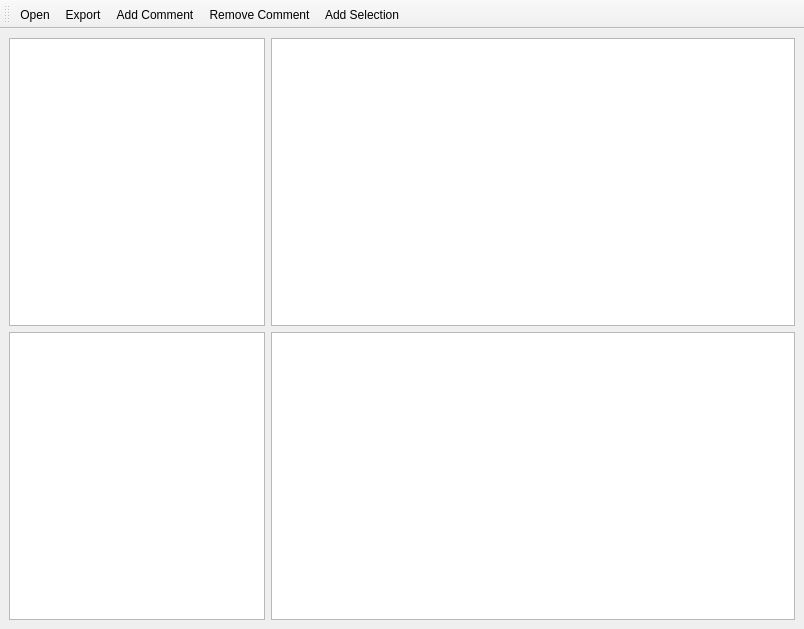
Above: gui/ui_MainWindow.ui from arneboe/codecomment before the change. Below: the same form after it.
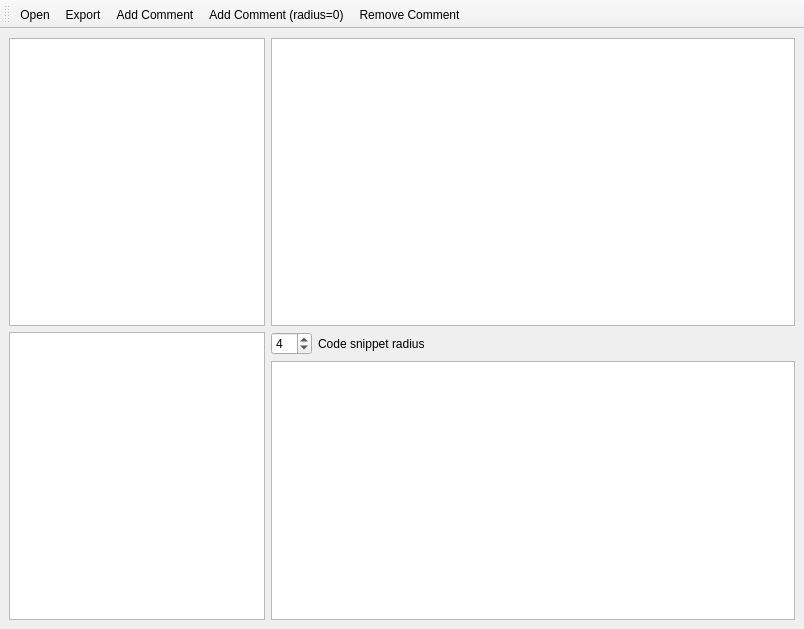
That is the form after the change.

Commit message: Added radius and simplified gui

Patch:
```diff
--- a/gui/ui_MainWindow.ui
+++ b/gui/ui_MainWindow.ui
@@ -24,9 +24,6 @@
         </property>
        </widget>
       </item>
-      <item row="1" column="1">
-       <widget class="QPlainTextEdit" name="plainTextEditComment"/>
-      </item>
       <item row="1" column="0">
        <layout class="QVBoxLayout" name="verticalLayout">
         <item>
@@ -51,6 +48,34 @@
         </property>
        </widget>
       </item>
+      <item row="1" column="1">
+       <layout class="QVBoxLayout" name="verticalLayout_2">
+        <item>
+         <layout class="QFormLayout" name="formLayout">
+          <property name="fieldGrowthPolicy">
+           <enum>QFormLayout::AllNonFixedFieldsGrow</enum>
+          </property>
+          <item row="0" column="0">
+           <widget class="QSpinBox" name="spinBoxRadius">
+            <property name="value">
+             <number>4</number>
+            </property>
+           </widget>
+          </item>
+          <item row="0" column="1">
+           <widget class="QLabel" name="label">
+            <property name="text">
+             <string>Code snippet radius</string>
+            </property>
+           </widget>
+          </item>
+         </layout>
+        </item>
+        <item>
+         <widget class="QPlainTextEdit" name="plainTextEditComment"/>
+        </item>
+       </layout>
+      </item>
      </layout>
     </item>
    </layout>
@@ -68,8 +93,8 @@
    <addaction name="actionOpen"/>
    <addaction name="actionExport"/>
    <addaction name="actionAdd_Comment"/>
+   <addaction name="actionAdd_Comment_radius_0"/>
    <addaction name="actionRemove_Comment"/>
-   <addaction name="actionAdd_Selection"/>
   </widget>
   <action name="actionExport">
    <property name="text">
@@ -98,17 +123,6 @@
     <string>Alt+C</string>
    </property>
   </action>
-  <action name="actionAdd_Selection">
-   <property name="text">
-    <string>Add Selection</string>
-   </property>
-   <property name="toolTip">
-    <string>alt + s</string>
-   </property>
-   <property name="shortcut">
-    <string>Alt+S</string>
-   </property>
-  </action>
   <action name="actionRemove_Comment">
    <property name="text">
     <string>Remove Comment</string>
@@ -120,6 +134,17 @@
     <string>Alt+R</string>
    </property>
   </action>
+  <action name="actionAdd_Comment_radius_0">
+   <property name="text">
+    <string>Add Comment (radius=0)</string>
+   </property>
+   <property name="toolTip">
+    <string>alt+v</string>
+   </property>
+   <property name="shortcut">
+    <string>Alt+V</string>
+   </property>
+  </action>
  </widget>
  <resources/>
  <connections/>
```
The commit also changes 2 other files.
